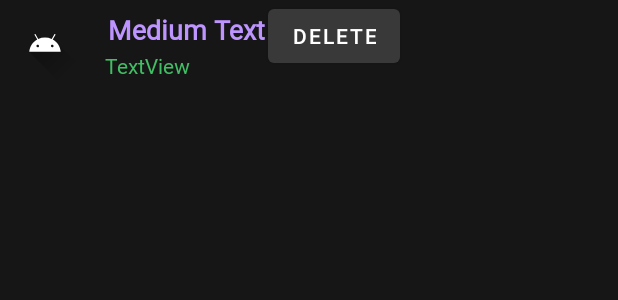
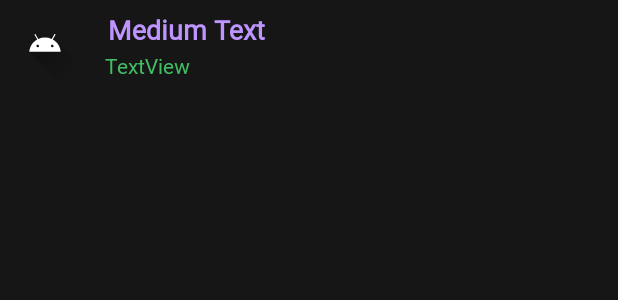
Before and after one commit to Smart-Cart-Project/Smart-Cart-Client, an Android app: the layout mylist.xml on its own in the app's theme, with its tools: preview values and no code run, on a phone screen of 412 x 824 dp. Shown: the top 300 px of the screen. Run offline under Robolectric (Android 15) with nearby library versions, the phone set to English and light mode, and no system bars.

Commit message:
refactor: remove delete button

```diff
--- a/app/src/main/res/layout/mylist.xml
+++ b/app/src/main/res/layout/mylist.xml
@@ -42,9 +42,4 @@
 
     </LinearLayout>
 
-    <Button
-        android:layout_width="wrap_content"
-        android:layout_height="wrap_content"
-        android:layout_gravity="right"
-        android:text="Delete"></Button>
 </LinearLayout>
```
